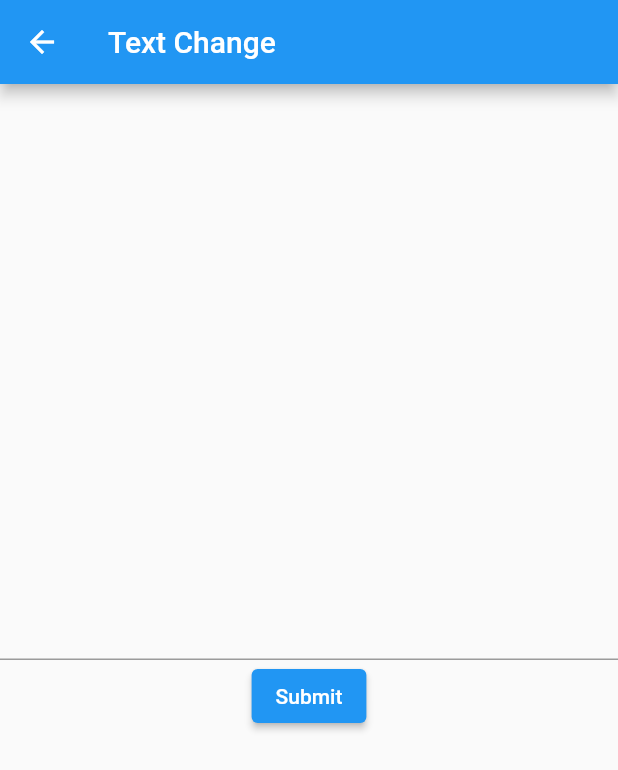
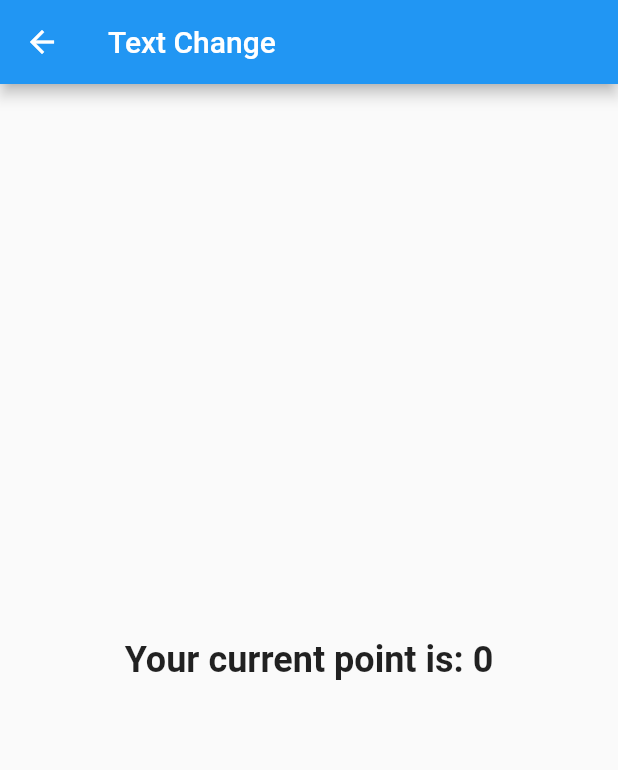
Before and after one commit to kovilevi98/job_application, a Flutter app: the screen it shows after launch, after a tap on "Next screen", on a phone screen of 412 x 824 dp. Shown: the top 770 px of the screen. Run offline on Flutter 3.47's test engine with Material 2 defaults, Android fonts, the phone set to English and light mode, and no system bars; our stand-ins replace equatable, flutter_bloc, tuple.

Commit message:
+ add second page basic usage

```diff
--- a/lib/bloc/bloc.dart
+++ b/lib/bloc/bloc.dart
@@ -10,12 +10,12 @@ class ListBloc extends Bloc<ListEvent, ListStates> {
 
   ListBloc() : super(InitialListState()) {
     on<AddToList>(addToList);
-    on<ChangeFeedbackEvent>(changeFeedback);
   }
 
   void addToList(AddToList event, Emitter<ListStates> emit) async {
-    var shouldAdd = event.list.where((item) => !list.contains(item));
-    var repeating = event.list.where((item) => list.contains(item));
+    var listWithoutDuplicates = event.list.toSet().toList();
+    var shouldAdd = listWithoutDuplicates.where((item) => !list.contains(item));
+    var repeating = listWithoutDuplicates.where((item) => list.contains(item));
 
     feedBackList = [];
     for (var element in repeating) {
@@ -29,13 +29,7 @@ class ListBloc extends Bloc<ListEvent, ListStates> {
     list = [...list];
     list.addAll(shouldAdd);
 
-    emit(UpdateListState(list));
-    emit(UpdateFeedbackState(feedBackList));
-  }
-
-  void changeFeedback(ChangeFeedbackEvent event, Emitter<ListStates> emit) async {
-    feedBackList = event.list;
-    emit(UpdateFeedbackState(feedBackList));
+    emit(UpdateListState(list, feedBackList));
   }
 
 }
--- a/lib/bloc/event.dart
+++ b/lib/bloc/event.dart
@@ -1,6 +1,5 @@
 import 'package:equatable/equatable.dart';
 import 'package:flutter/material.dart';
-import 'package:tuple/tuple.dart';
 
 @immutable
 abstract class ListEvent extends Equatable {}
@@ -12,11 +11,3 @@ class AddToList extends ListEvent {
   @override
   List<Object?> get props => [list];
 }
-
-class ChangeFeedbackEvent extends ListEvent {
-  final List<Tuple2> list;
-  ChangeFeedbackEvent(this.list);
-
-  @override
-  List<Object?> get props => [list];
-}
--- a/lib/bloc/state.dart
+++ b/lib/bloc/state.dart
@@ -16,21 +16,11 @@ class InitialListState extends ListStates {
 
 @immutable
 class UpdateListState extends ListStates {
+  final List<Tuple2> tupleList;
   final List<String> list;
 
-  UpdateListState(this.list);
+  UpdateListState(this.list, this.tupleList);
 
   @override
-  List<Object?> get props => [...list];
+  List<Object?> get props => [list, tupleList];
 }
-
-
-@immutable
-class UpdateFeedbackState extends ListStates {
-  final List<Tuple2> list;
-
-  UpdateFeedbackState(this.list);
-
-  @override
-  List<Object?> get props => [list];
-}
--- a/lib/views/first_page_view.dart
+++ b/lib/views/first_page_view.dart
@@ -21,9 +21,10 @@ class _FirstPageState extends State<FirstPage> {
     return Scaffold(
         appBar: AppBar(
           title: Row(
+            mainAxisAlignment: MainAxisAlignment.spaceBetween,
             children: [
               const Text('First screen'),
-              ElevatedButton(onPressed: _onNextScreenPressed, child: Text("Next screen"))
+              ElevatedButton(onPressed: _onNextScreenPressed, style: ButtonStyle(backgroundColor: MaterialStateProperty.all(Colors.transparent)),child: Text("Next screen"))
             ],
           ),
         ),
@@ -36,8 +37,8 @@ class _FirstPageState extends State<FirstPage> {
                   return _buildContent(context, []);
                 }
 
-                if (state is UpdateFeedbackState) {
-                  return _buildContent(context, state.list);
+                if (state is UpdateListState) {
+                  return _buildContent(context, state.tupleList);
                 }
 
                 return Container();
@@ -66,7 +67,7 @@ class _FirstPageState extends State<FirstPage> {
                 width: 10,
               ),
               SizedBox(
-                  width: MediaQuery.of(context).size.width - 180,
+                  width: MediaQuery.of(context).size.width / 2,
                   child: Text(corrects.map((c) => c.item1).toList().join(', '))),
             ],
           ),
@@ -78,7 +79,7 @@ class _FirstPageState extends State<FirstPage> {
                 width: 10,
               ),
               SizedBox(
-                  width: MediaQuery.of(context).size.width - 180,
+                  width: MediaQuery.of(context).size.width / 2,
                   child: Text(
                     repeating.map((c) => c.item1).toList().join(', '),
                     style: const TextStyle(fontWeight: FontWeight.bold),
--- a/lib/views/second_page_view.dart
+++ b/lib/views/second_page_view.dart
@@ -22,32 +22,54 @@ class _SecondPageState extends State<SecondPage> {
           child: BlocBuilder<ListBloc, ListStates>(
             builder: (context, state) {
               if (state is InitialListState) {
-                return _counter(context, []);
+                return _buildContent(context, []);
               }
 
-              if(state is UpdateListState){
-                return _counter(context, state.list);
+              if (state is UpdateListState) {
+                return _buildContent(context, state.list);
               }
 
               return Container();
             },
           ),
-        )
-    );
+        ));
   }
 
+  Widget _buildContent(BuildContext context, List<String> list) {
+    int total = 0;
 
-  Widget _counter(BuildContext context, List<String> list) {
-    return Container(
-      child: Column(
-        mainAxisAlignment: MainAxisAlignment.center,
-        children: [
-          ...List.generate(context.read<ListBloc>().list.length, (index) => Text(context.read<ListBloc>().list[index])),
-          TextFormField(),
-          ElevatedButton(onPressed: (){
-            //context.read<ListBloc>().add(AddToList('dsa'));
-          }, child: Text('Submit'))
-        ],
+    for (var element in list) {
+      total += element.length;
+    }
+
+    return SingleChildScrollView(
+      child: Padding(
+        padding: const EdgeInsets.symmetric(horizontal: 20.0),
+        child: Column(
+          mainAxisAlignment: MainAxisAlignment.center,
+          crossAxisAlignment: CrossAxisAlignment.start,
+          children: [
+            Padding(
+              padding: const EdgeInsets.symmetric(vertical: 10.0),
+              child: Row(
+                mainAxisAlignment: MainAxisAlignment.center,
+                children: [
+                  Text(
+                    'Your current point is: $total',
+                    style: const TextStyle(fontSize: 24, fontWeight: FontWeight.bold),
+                  ),
+                ],
+              ),
+            ),
+            ...List.generate(
+                list.length,
+                (index) =>
+                    Padding(
+                      padding: const EdgeInsets.symmetric(vertical: 5.0),
+                      child: Text("${list[index]} ${list[index].length}"),
+                    )),
+          ],
+        ),
       ),
     );
   }
```
Also changed, not shown: 1 other file.
